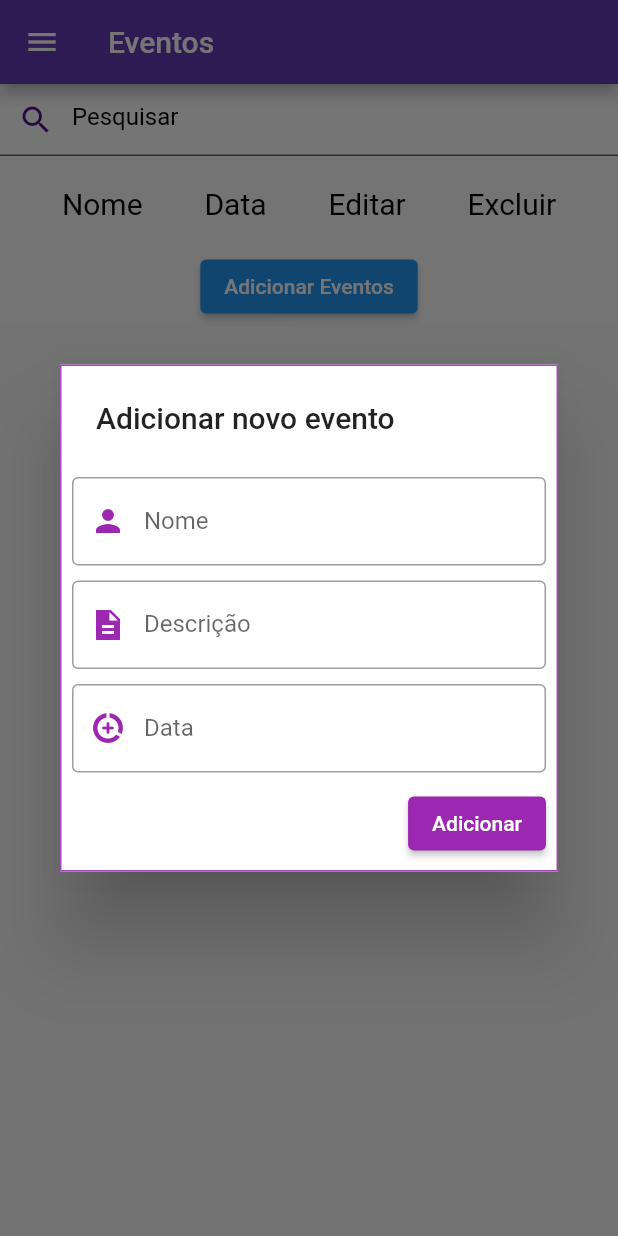
After one commit to Joaorodrigues7132/p.ieventos, a Flutter app: the screen it shows after launch, after a tap on "Adicionar Eventos", on a phone screen of 412 x 824 dp. The commit adds this screen. Run offline on Flutter 3.47's test engine with Material 2 defaults, Android fonts, the phone set to English and light mode, and no system bars.

Commit message:
Alteração 28/10
Alteração 28/10

```diff
--- a/lib/my_app.dart
+++ b/lib/categorias.dart
@@ -1,12 +1,22 @@
 import 'package:flutter/material.dart';
+import 'gerenciar_Eventos.dart';
 
-class MyApp extends StatelessWidget {
-  // get child => null;
+class Categorias extends StatefulWidget {
+  const Categorias({Key? key}) : super(key: key);
+
+  @override
+  _categoriadsState createState() => _categoriadsState();
+}
+
+class _categoriadsState extends State<Categorias> {
 
   @override
   Widget build(BuildContext context) {
     var largura = MediaQuery.of(context).size.width;
     var altura = MediaQuery.of(context).size.height;
+
+
+
 
         IconButton(onPressed: () {}, icon: Icon(Icons.arrow_back));
     SizedBox(width: 50);
@@ -104,11 +114,12 @@ class MyApp extends StatelessWidget {
         );
       },
       child: const Text('Adicionar Eventos'),
-    );
+    );//MODAL
 
-    // SizedBox(width: 50),
-    // IconButton(
-    //     onPressed: () {}, icon: Icon(Icons.arrow_forward)),
+
+
+
+
 
       return MaterialApp(
       debugShowCheckedModeBanner: false,
@@ -294,18 +305,3 @@ class MyApp extends StatelessWidget {
     );
   }
 }
-
-class NomeColuna extends StatelessWidget {
-  const NomeColuna({
-    Key? key,
-    required this.texto,
-  }) : super(key: key);
-  final String texto;
-  @override
-  Widget build(BuildContext context) {
-    return Text(
-      texto,
-      style: TextStyle(color: Colors.black, fontSize: 20),
-    );
-  }
-}
--- /dev/null
+++ b/lib/gerenciar_Eventos.dart
@@ -0,0 +1,311 @@
+import 'package:flutter/material.dart';
+
+class gerenciarEventos extends StatelessWidget {
+  // get child => null;
+
+  @override
+  Widget build(BuildContext context) {
+    var largura = MediaQuery.of(context).size.width;
+    var altura = MediaQuery.of(context).size.height;
+
+    IconButton(onPressed: () {}, icon: Icon(Icons.arrow_back));
+    SizedBox(width: 50);
+    child:
+    ElevatedButton(
+      onPressed: () {
+        showDialog(
+          context: context,
+          builder: (BuildContext context) {
+            // retorna um objeto do tipo Dialog
+
+            return AlertDialog(
+              shape: Border.all(color: Colors.purple.shade400),
+              //backgroundColor: Colors.purple[900],
+              title: Text("Adicionar novo evento"),
+              actions: [
+                TextField(
+                  //controller: _nameInputController,
+                  decoration: new InputDecoration(
+                    border: new OutlineInputBorder(
+                        borderSide: new BorderSide(color: Colors.purple)),
+                    hintText: 'Adicione um Nome',
+                    //helperText: 'Keep it short, this is just a demo.',
+                    labelText: 'Nome',
+                    prefixIcon: const Icon(
+                      Icons.person,
+                      color: Colors.purple,
+                    ),
+                    prefixText: ' ',
+                    //suffixText: 'USD',
+                    //suffixStyle: const TextStyle(color: Colors.green),
+                  ),
+                ),
+                SizedBox(
+                  height: 10,
+                  width: largura / 6,
+                ),
+                TextField(
+                  //controller: _descricaoInputController,
+                  decoration: new InputDecoration(
+                    border: new OutlineInputBorder(
+                        borderSide: new BorderSide(color: Colors.purple)),
+                    hintText: 'Adicione uma Descrição',
+                    //helperText: 'Keep it short, this is just a demo.',
+                    labelText: 'Descrição',
+                    prefixIcon: const Icon(
+                      Icons.description_sharp,
+                      color: Colors.purple,
+                    ),
+                    prefixText: ' ',
+                    //suffixText: 'USD',
+                    //suffixStyle: const TextStyle(color: Colors.green),
+                  ),
+                ),
+                SizedBox(
+                  height: 10,
+                ),
+
+                TextField(
+                  //controller: _dataInputController,
+                  decoration: new InputDecoration(
+                    border: new OutlineInputBorder(
+                        borderSide:
+                            new BorderSide(color: Colors.purple.shade600)),
+                    hintText: 'Adicione uma Data',
+                    //helperText: 'Keep it short, this is just a demo.',
+                    labelText: 'Data',
+                    prefixIcon: const Icon(
+                      Icons.data_saver_on_rounded,
+                      color: Colors.purple,
+                    ),
+                    prefixText: ' ',
+                    //suffixText: 'USD',
+                    //suffixStyle: const TextStyle(color: Colors.green),
+                  ),
+                ),
+
+                SizedBox(
+                  height: 10,
+                ),
+                // define os botões na base do dialogo
+                ElevatedButton(
+                  style: TextButton.styleFrom(backgroundColor: Colors.purple),
+                  child: Text(
+                    "Adicionar",
+                  ),
+                  onPressed: () {
+                    //_doSignUp();
+                    Navigator.of(context).pop();
+                  },
+                ),
+              ],
+            );
+          },
+        );
+      },
+      child: const Text('Adicionar Eventos'),
+    );
+
+    // SizedBox(width: 50),
+    // IconButton(
+    //     onPressed: () {}, icon: Icon(Icons.arrow_forward)),
+
+    return MaterialApp(
+      debugShowCheckedModeBanner: false,
+      home: Scaffold(
+        body: Column(
+          mainAxisSize: MainAxisSize.min,
+          children: [
+            Flexible(
+              child: TextField(
+                maxLines: 1,
+                style: TextStyle(color: Colors.black),
+                decoration: InputDecoration(
+                    prefixIcon: Icon(
+                      Icons.search,
+                      color: Colors.purple.shade900,
+                    ),
+                    hintText: "Pesquisar",
+                    hintStyle: TextStyle(color: Colors.black),
+                    fillColor: Colors.white,
+                    filled: true),
+              ),
+            ),
+            Container(
+              color: Colors.white60,
+              child: Column(
+                children: [
+                  SingleChildScrollView(
+                    child: Column(
+                      children: [
+                        SizedBox(
+                          height: 20,
+                        ),
+                        Row(
+                          mainAxisAlignment: MainAxisAlignment.spaceEvenly,
+                          children: const [
+                            NomeColuna(texto: "Nome"),
+                            NomeColuna(texto: "Data"),
+                            NomeColuna(texto: "Editar"),
+                            NomeColuna(texto: "Excluir"),
+                          ],
+                        ),
+                        SizedBox(
+                          height: 20,
+                        ),
+                        ElevatedButton(
+                          onPressed: () {
+                            showDialog(
+                              context: context,
+                              builder: (BuildContext context) {
+                                // retorna um objeto do tipo Dialog
+
+                                return AlertDialog(
+                                  shape:
+                                      Border.all(color: Colors.purple.shade400),
+                                  //backgroundColor: Colors.purple[900],
+                                  title: Text("Adicionar novo evento"),
+                                  actions: [
+                                    TextField(
+                                      //controller: _nameInputController,
+                                      decoration: new InputDecoration(
+                                        border: new OutlineInputBorder(
+                                            borderSide: new BorderSide(
+                                                color: Colors.purple)),
+                                        hintText: 'Adicione um Nome',
+                                        //helperText: 'Keep it short, this is just a demo.',
+                                        labelText: 'Nome',
+                                        prefixIcon: const Icon(
+                                          Icons.person,
+                                          color: Colors.purple,
+                                        ),
+                                        prefixText: ' ',
+                                        //suffixText: 'USD',
+                                        //suffixStyle: const TextStyle(color: Colors.green),
+                                      ),
+                                    ),
+                                    SizedBox(
+                                      height: 10,
+                                      width: largura / 6,
+                                    ),
+                                    TextField(
+                                      //controller: _descricaoInputController,
+                                      decoration: new InputDecoration(
+                                        border: new OutlineInputBorder(
+                                            borderSide: new BorderSide(
+                                                color: Colors.purple)),
+                                        hintText: 'Adicione uma Descrição',
+                                        //helperText: 'Keep it short, this is just a demo.',
+                                        labelText: 'Descrição',
+                                        prefixIcon: const Icon(
+                                          Icons.description_sharp,
+                                          color: Colors.purple,
+                                        ),
+                                        prefixText: ' ',
+                                        //suffixText: 'USD',
+                                        //suffixStyle: const TextStyle(color: Colors.green),
+                                      ),
+                                    ),
+                                    SizedBox(
+                                      height: 10,
+                                    ),
+
+                                    TextField(
+                                      //controller: _dataInputController,
+                                      decoration: new InputDecoration(
+                                        border: new OutlineInputBorder(
+                                            borderSide: new BorderSide(
+                                                color: Colors.purple.shade600)),
+                                        hintText: 'Adicione uma Data',
+                                        //helperText: 'Keep it short, this is just a demo.',
+                                        labelText: 'Data',
+                                        prefixIcon: const Icon(
+                                          Icons.data_saver_on_rounded,
+                                          color: Colors.purple,
+                                        ),
+                                        prefixText: ' ',
+                                        //suffixText: 'USD',
+                                        //suffixStyle: const TextStyle(color: Colors.green),
+                                      ),
+                                    ),
+
+                                    SizedBox(
+                                      height: 10,
+                                    ),
+                                    // define os botões na base do dialogo
+                                    ElevatedButton(
+                                      style: TextButton.styleFrom(
+                                          backgroundColor: Colors.purple),
+                                      child: Text(
+                                        "Adicionar",
+                                      ),
+                                      onPressed: () {
+                                        //_doSignUp();
+                                        Navigator.of(context).pop();
+                                      },
+                                    ),
+                                  ],
+                                );
+                              },
+                            );
+                          },
+                          child: const Text('Adicionar Eventos'),
+                        ),
+                        //linha que será preenchida com o DB
+                        //Row(children: [
+                        // Estrutura para receber a imagem do aluno
+
+                        // Container(
+                        //   decoration: BoxDecoration(
+                        //     image: DecorationImage(
+                        //       image: AssetImage(''),
+                        //       fit: BoxFit.fill,
+                        //     ),
+                        //     shape: BoxShape.circle,
+                        //   ),
+                        // ),
+
+                        //Placeholder
+                        // Container(
+                        //   decoration: BoxDecoration(
+                        //     shape: BoxShape.circle,
+                        //     color: Colors.purple,
+                        //   ),
+                        //   child: SizedBox(
+                        //     height: 50,
+                        //     width: 50,
+                        //   ),
+                        // ),
+                        // Text(
+                        //   "Almoço Solidario",
+                        //   style: TextStyle(color: Colors.black, fontSize: 15),
+                        // )
+                        //])
+                      ],
+                    ),
+                  ),
+                  //barra inferior à lista
+                ],
+              ),
+            ),
+          ],
+        ),
+      ),
+    );
+  }
+}
+
+class NomeColuna extends StatelessWidget {
+  const NomeColuna({
+    Key? key,
+    required this.texto,
+  }) : super(key: key);
+  final String texto;
+  @override
+  Widget build(BuildContext context) {
+    return Text(
+      texto,
+      style: TextStyle(color: Colors.black, fontSize: 20),
+    );
+  }
+}
--- a/lib/home_page.dart
+++ b/lib/home_page.dart
@@ -1,8 +1,9 @@
 // TODO Implement this library.import 'package:flutter/material.dart';
+import 'package:eventos_pi/categorias.dart';
 import 'package:flutter/material.dart';
 
 import 'custom_drawer.dart';
-import 'my_app.dart';
+import 'gerenciar_Eventos.dart';
 
 class MyHomePage extends StatefulWidget {
   const MyHomePage({Key? key, required this.title}) : super(key: key);
@@ -44,10 +45,8 @@ class _MyHomePageState extends State<MyHomePage>
       body: TabBarView(
         controller: _controller,
         children: <Widget>[
-          MyApp(),
-          Center(
-            child: Text('desktop'),
-          ),
+          gerenciarEventos(),
+          Categorias(),
         ],
       ),
     );
```
Lines whose indentation alone changed are shown as unchanged.
